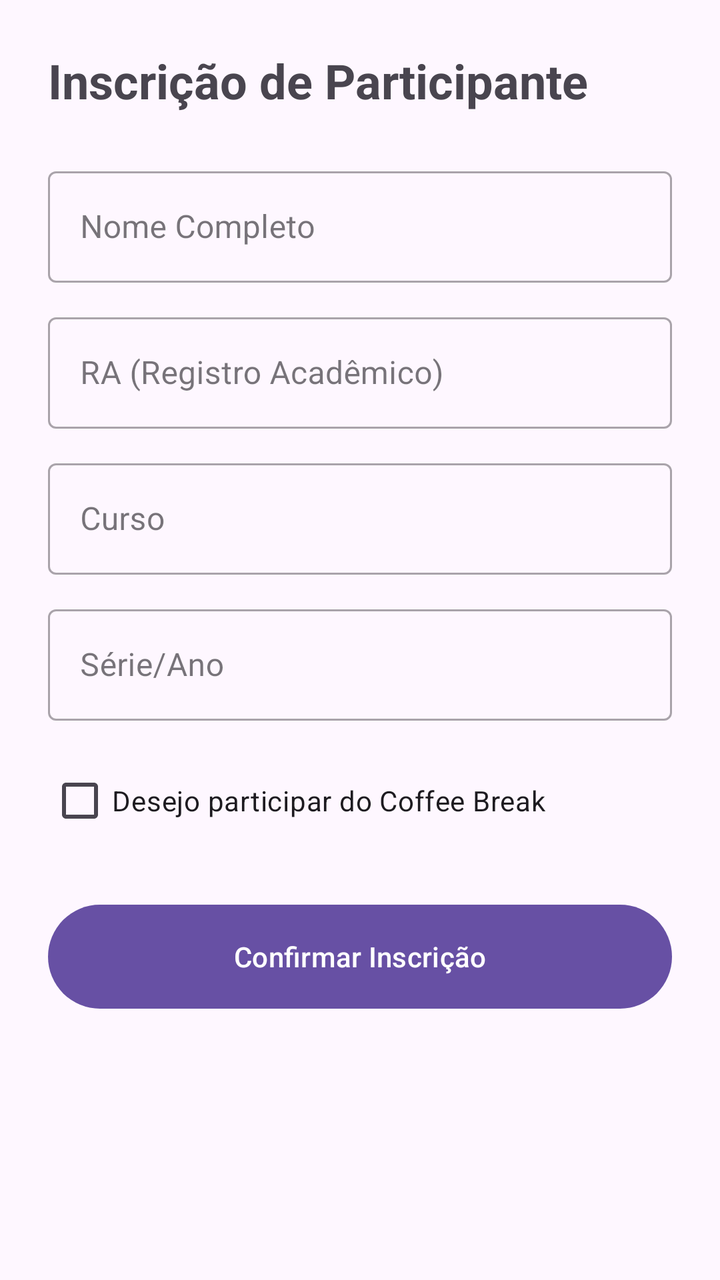
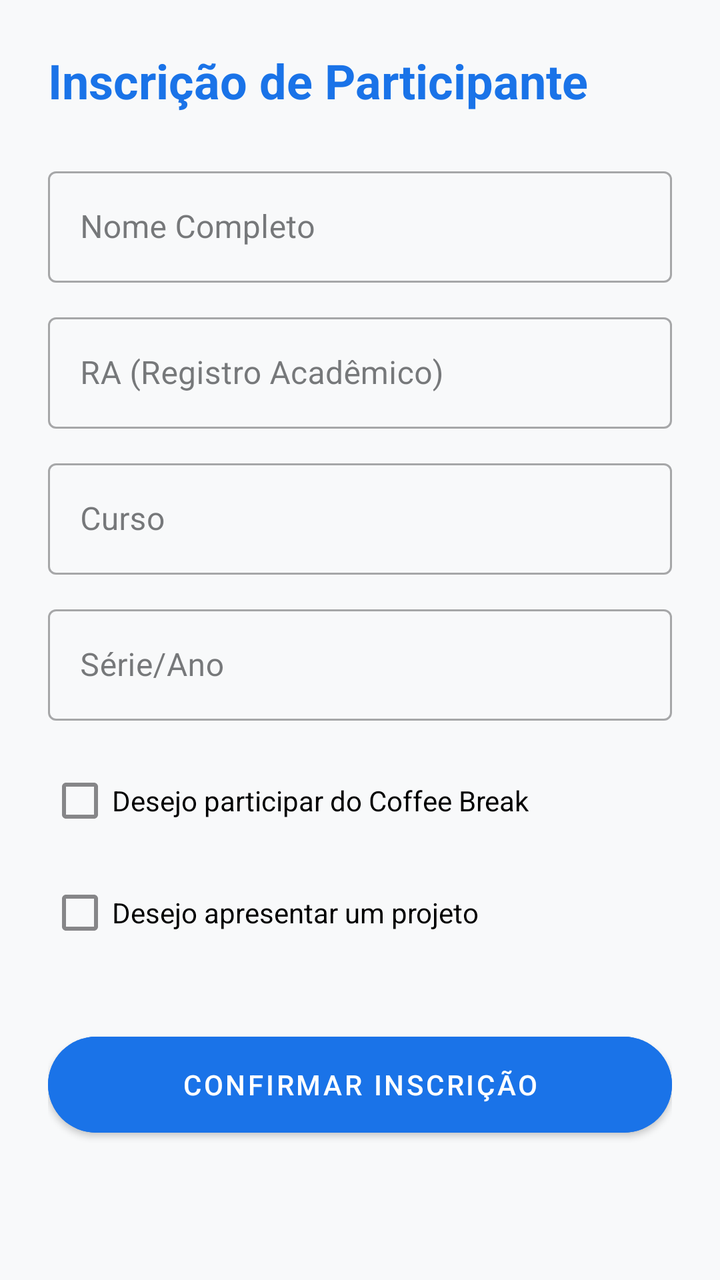

The first picture is an Android layout as it rendered before a commit; the second is the same layout after the commit. The layout source and the unified diff follow.
<!-- AndroidManifest.xml: application theme Theme.Weektech -->
<!-- res/layout/activity_registration.xml -->
<?xml version="1.0" encoding="utf-8"?>
<androidx.constraintlayout.widget.ConstraintLayout xmlns:android="http://schemas.android.com/apk/res/android"
    xmlns:app="http://schemas.android.com/apk/res-auto"
    xmlns:tools="http://schemas.android.com/tools"
    android:layout_width="match_parent"
    android:layout_height="match_parent"
    android:padding="24dp"
    tools:context=".RegistrationActivity">

    <TextView
        android:id="@+id/tvRegTitle"
        android:layout_width="wrap_content"
        android:layout_height="wrap_content"
        android:text="Inscrição de Participante"
        android:textSize="24sp"
        android:textStyle="bold"
        app:layout_constraintTop_toTopOf="parent"
        app:layout_constraintStart_toStartOf="parent" />

    
    <com.google.android.material.textfield.TextInputLayout
        android:id="@+id/tilName"
        style="@style/Widget.MaterialComponents.TextInputLayout.OutlinedBox"
        android:layout_width="match_parent"
        android:layout_height="wrap_content"
        android:layout_marginTop="24dp"
        android:hint="Nome Completo"
        app:layout_constraintTop_toBottomOf="@id/tvRegTitle">
        <com.google.android.material.textfield.TextInputEditText
            android:id="@+id/etName"
            android:layout_width="match_parent"
            android:layout_height="wrap_content"
            android:inputType="textPersonName" />
    </com.google.android.material.textfield.TextInputLayout>

    
    <com.google.android.material.textfield.TextInputLayout
        android:id="@+id/tilRA"
        style="@style/Widget.MaterialComponents.TextInputLayout.OutlinedBox"
        android:layout_width="match_parent"
        android:layout_height="wrap_content"
        android:layout_marginTop="12dp"
        android:hint="RA (Registro Acadêmico)"
        app:layout_constraintTop_toBottomOf="@id/tilName">
        <com.google.android.material.textfield.TextInputEditText
            android:id="@+id/etRA"
            android:layout_width="match_parent"
            android:layout_height="wrap_content"
            android:inputType="number" />
    </com.google.android.material.textfield.TextInputLayout>

    
    <com.google.android.material.textfield.TextInputLayout
        android:id="@+id/tilCourse"
        style="@style/Widget.MaterialComponents.TextInputLayout.OutlinedBox"
        android:layout_width="match_parent"
        android:layout_height="wrap_content"
        android:layout_marginTop="12dp"
        android:hint="Curso"
        app:layout_constraintTop_toBottomOf="@id/tilRA">
        <com.google.android.material.textfield.TextInputEditText
            android:id="@+id/etCourse"
            android:layout_width="match_parent"
            android:layout_height="wrap_content"
            android:inputType="text" />
    </com.google.android.material.textfield.TextInputLayout>

    
    <com.google.android.material.textfield.TextInputLayout
        android:id="@+id/tilGrade"
        style="@style/Widget.MaterialComponents.TextInputLayout.OutlinedBox"
        android:layout_width="match_parent"
        android:layout_height="wrap_content"
        android:layout_marginTop="12dp"
        android:hint="Série/Ano"
        app:layout_constraintTop_toBottomOf="@id/tilCourse">
        <com.google.android.material.textfield.TextInputEditText
            android:id="@+id/etGrade"
            android:layout_width="match_parent"
            android:layout_height="wrap_content"
            android:inputType="text" />
    </com.google.android.material.textfield.TextInputLayout>

    
    <CheckBox
        android:id="@+id/cbCoffeeBreak"
        android:layout_width="match_parent"
        android:layout_height="wrap_content"
        android:layout_marginTop="16dp"
        android:text="Desejo participar do Coffee Break"
        app:layout_constraintTop_toBottomOf="@id/tilGrade" />

    
    <Button
        android:id="@+id/btnConfirmRegistration"
        android:layout_width="match_parent"
        android:layout_height="60dp"
        android:layout_marginTop="24dp"
        android:text="Confirmar Inscrição"
        app:layout_constraintTop_toBottomOf="@id/cbCoffeeBreak" />

</androidx.constraintlayout.widget.ConstraintLayout>
<!-- resources referenced by this layout -->
<resources>
  <style name="Theme.Weektech" parent="Base.Theme.Weektech" />
  <style name="Base.Theme.Weektech" parent="Theme.Material3.DayNight.NoActionBar">
          
          
      </style>
</resources>

<!-- the commit's change to res/layout/activity_registration.xml (unified diff, before → after) -->
@@ -1,102 +1,150 @@
 <?xml version="1.0" encoding="utf-8"?>
-<androidx.constraintlayout.widget.ConstraintLayout xmlns:android="http://schemas.android.com/apk/res/android"
+<androidx.core.widget.NestedScrollView xmlns:android="http://schemas.android.com/apk/res/android"
     xmlns:app="http://schemas.android.com/apk/res-auto"
     xmlns:tools="http://schemas.android.com/tools"
     android:layout_width="match_parent"
     android:layout_height="match_parent"
-    android:padding="24dp"
-    tools:context=".RegistrationActivity">
+    android:background="@color/background">
 
-    <TextView
-        android:id="@+id/tvRegTitle"
-        android:layout_width="wrap_content"
-        android:layout_height="wrap_content"
-        android:text="Inscrição de Participante"
-        android:textSize="24sp"
-        android:textStyle="bold"
-        app:layout_constraintTop_toTopOf="parent"
-        app:layout_constraintStart_toStartOf="parent" />
-
-    
-    <com.google.android.material.textfield.TextInputLayout
-        android:id="@+id/tilName"
-        style="@style/Widget.MaterialComponents.TextInputLayout.OutlinedBox"
+    <androidx.constraintlayout.widget.ConstraintLayout
         android:layout_width="match_parent"
         android:layout_height="wrap_content"
-        android:layout_marginTop="24dp"
-        android:hint="Nome Completo"
-        app:layout_constraintTop_toBottomOf="@id/tvRegTitle">
-        <com.google.android.material.textfield.TextInputEditText
-            android:id="@+id/etName"
+        android:padding="24dp">
+
+        <TextView
+            android:id="@+id/tvRegTitle"
+            android:layout_width="wrap_content"
+            android:layout_height="wrap_content"
+            android:text="Inscrição de Participante"
+            android:textColor="@color/primary"
+            android:textSize="24sp"
+            android:textStyle="bold"
+            app:layout_constraintTop_toTopOf="parent"
+            app:layout_constraintStart_toStartOf="parent" />
+
+        
+        <com.google.android.material.textfield.TextInputLayout
+            android:id="@+id/tilName"
+            style="@style/Widget.MaterialComponents.TextInputLayout.OutlinedBox"
             android:layout_width="match_parent"
             android:layout_height="wrap_content"
-            android:inputType="textPersonName" />
-    </com.google.android.material.textfield.TextInputLayout>
+            android:layout_marginTop="24dp"
+            android:hint="Nome Completo"
+            app:layout_constraintTop_toBottomOf="@id/tvRegTitle">
+            <com.google.android.material.textfield.TextInputEditText
+                android:id="@+id/etName"
+                android:layout_width="match_parent"
+                android:layout_height="wrap_content"
+                android:inputType="textPersonName" />
+        </com.google.android.material.textfield.TextInputLayout>
 
-    
-    <com.google.android.material.textfield.TextInputLayout
-        android:id="@+id/tilRA"
-        style="@style/Widget.MaterialComponents.TextInputLayout.OutlinedBox"
-        android:layout_width="match_parent"
-        android:layout_height="wrap_content"
-        android:layout_marginTop="12dp"
-        android:hint="RA (Registro Acadêmico)"
-        app:layout_constraintTop_toBottomOf="@id/tilName">
-        <com.google.android.material.textfield.TextInputEditText
-            android:id="@+id/etRA"
+        <com.google.android.material.textfield.TextInputLayout
+            android:id="@+id/tilRA"
+            style="@style/Widget.MaterialComponents.TextInputLayout.OutlinedBox"
             android:layout_width="match_parent"
             android:layout_height="wrap_content"
-            android:inputType="number" />
-    </com.google.android.material.textfield.TextInputLayout>
+            android:layout_marginTop="12dp"
+            android:hint="RA (Registro Acadêmico)"
+            app:layout_constraintTop_toBottomOf="@id/tilName">
+            <com.google.android.material.textfield.TextInputEditText
+                android:id="@+id/etRA"
+                android:layout_width="match_parent"
+                android:layout_height="wrap_content"
+                android:inputType="number" />
+        </com.google.android.material.textfield.TextInputLayout>
 
-    
-    <com.google.android.material.textfield.TextInputLayout
-        android:id="@+id/tilCourse"
-        style="@style/Widget.MaterialComponents.TextInputLayout.OutlinedBox"
-        android:layout_width="match_parent"
-        android:layout_height="wrap_content"
-        android:layout_marginTop="12dp"
-        android:hint="Curso"
-        app:layout_constraintTop_toBottomOf="@id/tilRA">
-        <com.google.android.material.textfield.TextInputEditText
-            android:id="@+id/etCourse"
+        <com.google.android.material.textfield.TextInputLayout
+            android:id="@+id/tilCourse"
+            style="@style/Widget.MaterialComponents.TextInputLayout.OutlinedBox"
             android:layout_width="match_parent"
             android:layout_height="wrap_content"
-            android:inputType="text" />
-    </com.google.android.material.textfield.TextInputLayout>
+            android:layout_marginTop="12dp"
+            android:hint="Curso"
+            app:layout_constraintTop_toBottomOf="@id/tilRA">
+            <com.google.android.material.textfield.TextInputEditText
+                android:id="@+id/etCourse"
+                android:layout_width="match_parent"
+                android:layout_height="wrap_content"
+                android:inputType="text" />
+        </com.google.android.material.textfield.TextInputLayout>
 
-    
-    <com.google.android.material.textfield.TextInputLayout
-        android:id="@+id/tilGrade"
-        style="@style/Widget.MaterialComponents.TextInputLayout.OutlinedBox"
-        android:layout_width="match_parent"
-        android:layout_height="wrap_content"
-        android:layout_marginTop="12dp"
-        android:hint="Série/Ano"
-        app:layout_constraintTop_toBottomOf="@id/tilCourse">
-        <com.google.android.material.textfield.TextInputEditText
-            android:id="@+id/etGrade"
+        <com.google.android.material.textfield.TextInputLayout
+            android:id="@+id/tilGrade"
+            style="@style/Widget.MaterialComponents.TextInputLayout.OutlinedBox"
             android:layout_width="match_parent"
             android:layout_height="wrap_content"
-            android:inputType="text" />
-    </com.google.android.material.textfield.TextInputLayout>
+            android:layout_marginTop="12dp"
+            android:hint="Série/Ano"
+            app:layout_constraintTop_toBottomOf="@id/tilCourse">
+            <com.google.android.material.textfield.TextInputEditText
+                android:id="@+id/etGrade"
+                android:layout_width="match_parent"
+                android:layout_height="wrap_content"
+                android:inputType="text" />
+        </com.google.android.material.textfield.TextInputLayout>
 
-    
-    <CheckBox
-        android:id="@+id/cbCoffeeBreak"
-        android:layout_width="match_parent"
-        android:layout_height="wrap_content"
-        android:layout_marginTop="16dp"
-        android:text="Desejo participar do Coffee Break"
-        app:layout_constraintTop_toBottomOf="@id/tilGrade" />
+        
+        <CheckBox
+            android:id="@+id/cbCoffeeBreak"
+            android:layout_width="match_parent"
+            android:layout_height="wrap_content"
+            android:layout_marginTop="16dp"
+            android:text="Desejo participar do Coffee Break"
+            app:layout_constraintTop_toBottomOf="@id/tilGrade" />
 
-    
-    <Button
-        android:id="@+id/btnConfirmRegistration"
-        android:layout_width="match_parent"
-        android:layout_height="60dp"
-        android:layout_marginTop="24dp"
-        android:text="Confirmar Inscrição"
-        app:layout_constraintTop_toBottomOf="@id/cbCoffeeBreak" />
+        
+        <CheckBox
+            android:id="@+id/cbPresentProject"
+            android:layout_width="match_parent"
+            android:layout_height="wrap_content"
+            android:layout_marginTop="8dp"
+            android:text="Desejo apresentar um projeto"
+            app:layout_constraintTop_toBottomOf="@id/cbCoffeeBreak" />
 
-</androidx.constraintlayout.widget.ConstraintLayout>
+        <LinearLayout
+            android:id="@+id/layoutProjectFields"
+            android:layout_width="match_parent"
+            android:layout_height="wrap_content"
+            android:orientation="vertical"
+            android:visibility="gone"
+            app:layout_constraintTop_toBottomOf="@id/cbPresentProject">
+
+            <com.google.android.material.textfield.TextInputLayout
+                style="@style/Widget.MaterialComponents.TextInputLayout.OutlinedBox"
+                android:layout_width="match_parent"
+                android:layout_height="wrap_content"
+                android:layout_marginTop="12dp"
+                android:hint="Nome do Projeto">
+                <com.google.android.material.textfield.TextInputEditText
+                    android:id="@+id/etProjectName"
+                    android:layout_width="match_parent"
+                    android:layout_height="wrap_content" />
+            </com.google.android.material.textfield.TextInputLayout>
+
+            <com.google.android.material.textfield.TextInputLayout
+                style="@style/Widget.MaterialComponents.TextInputLayout.OutlinedBox"
+                android:layout_width="match_parent"
+                android:layout_height="wrap_content"
+                android:layout_marginTop="12dp"
+                android:hint="Descrição do Projeto">
+                <com.google.android.material.textfield.TextInputEditText
+                    android:id="@+id/etProjectDesc"
+                    android:layout_width="match_parent"
+                    android:layout_height="wrap_content"
+                    android:minLines="3"
+                    android:gravity="top" />
+            </com.google.android.material.textfield.TextInputLayout>
+        </LinearLayout>
+
+        <Button
+            android:id="@+id/btnConfirmRegistration"
+            android:layout_width="match_parent"
+            android:layout_height="60dp"
+            android:layout_marginTop="32dp"
+            android:text="Confirmar Inscrição"
+            android:backgroundTint="@color/primary"
+            app:cornerRadius="30dp"
+            app:layout_constraintTop_toBottomOf="@id/layoutProjectFields" />
+
+    </androidx.constraintlayout.widget.ConstraintLayout>
+</androidx.core.widget.NestedScrollView>
<!-- resource entries referenced after the edit -->
@@ -1,9 +1,27 @@
 <!-- resources referenced by this layout -->
 <resources>
+  <color name="background">#F8F9FA</color>
+  <color name="primary">#1A73E8</color>
   <style name="Theme.Weektech" parent="Base.Theme.Weektech" />
-  <style name="Base.Theme.Weektech" parent="Theme.Material3.DayNight.NoActionBar">
+  <style name="Base.Theme.Weektech" parent="Theme.MaterialComponents.Light.NoActionBar">
           
+          <item name="colorPrimary">@color/primary</item>
+          <item name="colorPrimaryVariant">@color/primary_variant</item>
+          <item name="colorSecondary">@color/secondary</item>
+  
           
+          <item name="android:windowBackground">@color/background</item>
+          <item name="colorSurface">@color/surface</item>
+  
+          
+          <item name="colorOnPrimary">@color/white</item>
+          <item name="colorOnSecondary">@color/black</item>
+          <item name="colorOnSurface">@color/black</item>
       </style>
+  <color name="primary_variant">#1557B0</color>
+  <color name="secondary">#FBBC04</color>
+  <color name="surface">#FFFFFF</color>
+  <color name="white">#FFFFFFFF</color>
+  <color name="black">#202124</color>
 </resources>
 
